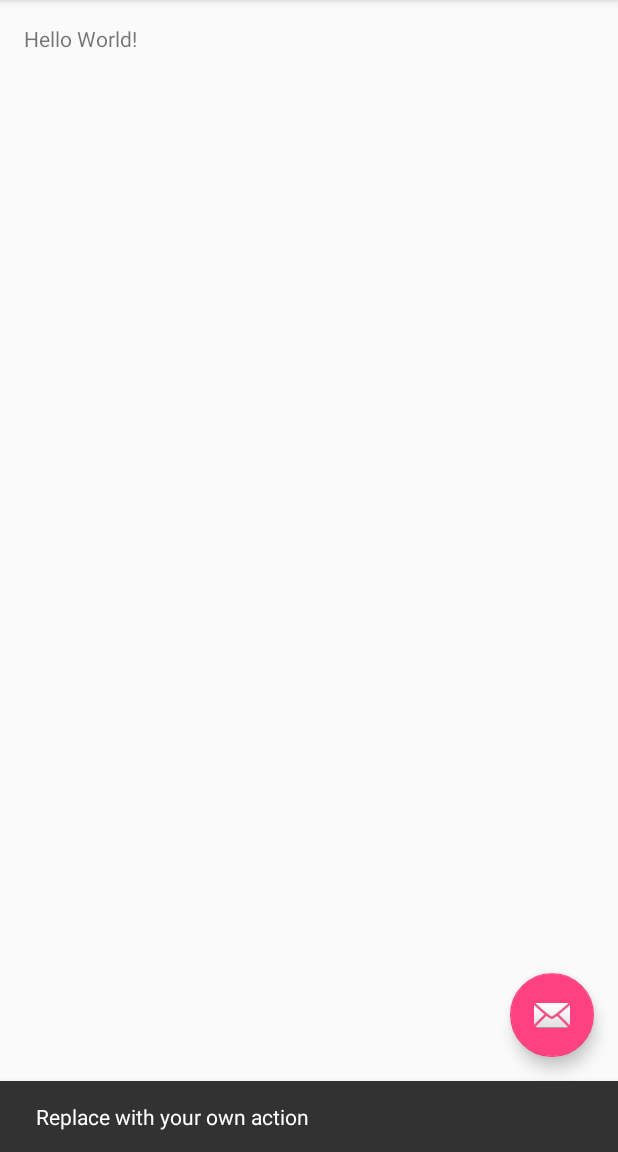
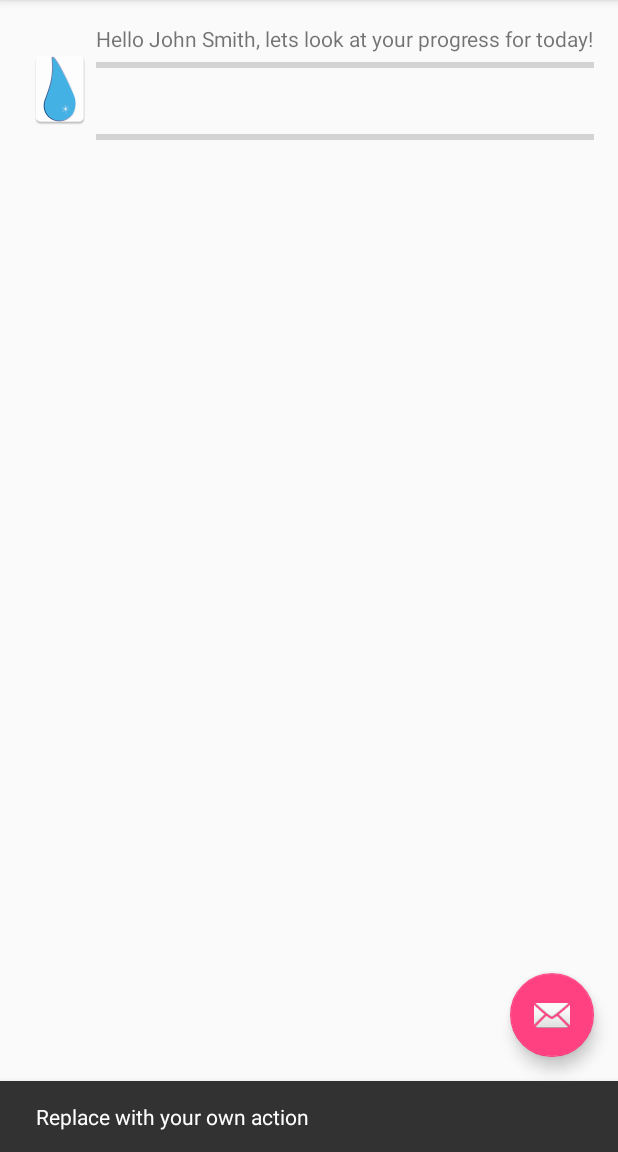
Before and after one commit to graham768/GrO2, an Android app: the screen it shows after launch (MainActivity), after a tap on an icon or button, on a phone screen of 412 x 824 dp, the part 84-1236 px from its top. Run offline under Robolectric (Android 15) with nearby library versions, the phone set to English and light mode, and no system bars.

Commit message:
Start creating the homepage images and status bars. Change names for side bar menu

```diff
--- a/app/src/main/java/fr3380ot/com/gro2/MainActivity.java
+++ b/app/src/main/java/fr3380ot/com/gro2/MainActivity.java
@@ -80,11 +80,11 @@ public class MainActivity extends AppCompatActivity
         // Handle navigation view item clicks here.
         int id = item.getItemId();
 
-        if (id == R.id.nav_camera) {
+        if (id == R.id.nav_habits) {
             // Handle the camera action
-        } else if (id == R.id.nav_gallery) {
+        } else if (id == R.id.nav_environment) {
 
-        } else if (id == R.id.nav_slideshow) {
+        } else if (id == R.id.nav_rewards) {
 
         } else if (id == R.id.nav_manage) {
 
--- a/app/src/main/res/layout/content_main.xml
+++ b/app/src/main/res/layout/content_main.xml
@@ -12,8 +12,64 @@
     tools:context="fr3380ot.com.gro2.MainActivity"
     tools:showIn="@layout/app_bar_main">
 
-    <TextView
-        android:layout_width="wrap_content"
-        android:layout_height="wrap_content"
-        android:text="Hello World!" />
+    <TableLayout
+        android:layout_width="match_parent"
+        android:layout_height="match_parent"
+        android:id="@+id/tableLayout">
+
+        <TableRow
+            android:layout_width="match_parent"
+            android:layout_height="match_parent">
+
+            <TextView
+                android:layout_width="wrap_content"
+                android:layout_height="wrap_content"
+                android:text="Hello John Smith, lets look at your progress for today!"
+                android:id="@+id/textView2"
+                android:layout_column="2"
+                android:layout_above="@+id/tableLayout"
+                android:layout_centerHorizontal="false"
+                android:autoText="false" />
+        </TableRow>
+
+        <TableRow
+            android:layout_width="match_parent"
+            android:layout_height="match_parent">
+
+            <ImageView
+                android:layout_width="wrap_content"
+                android:layout_height="wrap_content"
+                android:id="@+id/imageView2"
+                android:src="@mipmap/ic_waterdrop"
+                android:layout_column="1" />
+
+            <ProgressBar
+                style = "?android:attr/progressBarStyleHorizontal"
+                android:layout_width="wrap_content"
+                android:layout_height="wrap_content"
+                android:id="@+id/progressBar"
+                android:max="100"
+                android:progress="0"
+                android:indeterminate="false"
+                android:layout_column="2" />
+
+        </TableRow>
+
+        <TableRow
+            android:layout_width="match_parent"
+            android:layout_height="match_parent">
+
+            <ProgressBar
+                style = "?android:attr/progressBarStyleHorizontal"
+                android:layout_width="wrap_content"
+                android:layout_height="wrap_content"
+                android:id="@+id/progressBar2"
+                android:max="100"
+                android:progress="0"
+                android:indeterminate="false"
+                android:layout_column="2" />
+        </TableRow>
+
+    </TableLayout>
+
 </RelativeLayout>
--- a/app/src/main/res/layout/nav_header_main.xml
+++ b/app/src/main/res/layout/nav_header_main.xml
@@ -22,13 +22,13 @@
         android:layout_width="match_parent"
         android:layout_height="wrap_content"
         android:paddingTop="@dimen/nav_header_vertical_spacing"
-        android:text="Android Studio"
+        android:text="GrO2 Options"
         android:textAppearance="@style/TextAppearance.AppCompat.Body1" />
 
     <TextView
         android:id="@+id/textView"
         android:layout_width="wrap_content"
         android:layout_height="wrap_content"
-        android:text="android.studio@android.com" />
+        android:text="johnsmith@gmail.com" />
 
 </LinearLayout>
--- a/app/src/main/res/menu/activity_main_drawer.xml
+++ b/app/src/main/res/menu/activity_main_drawer.xml
@@ -3,17 +3,17 @@
 
     <group android:checkableBehavior="single">
         <item
-            android:id="@+id/nav_camera"
-            android:icon="@drawable/ic_menu_camera"
-            android:title="Import" />
+            android:id="@+id/nav_habits"
+            android:icon="@drawable/ic_menu_habits"
+            android:title="Habits" />
         <item
-            android:id="@+id/nav_gallery"
-            android:icon="@drawable/ic_menu_gallery"
-            android:title="Gallery" />
+            android:id="@+id/nav_environment"
+            android:icon="@drawable/ic_menu_environment"
+            android:title="Environment" />
         <item
-            android:id="@+id/nav_slideshow"
-            android:icon="@drawable/ic_menu_slideshow"
-            android:title="Slideshow" />
+            android:id="@+id/nav_rewards"
+            android:icon="@drawable/ic_menu_rewards"
+            android:title="Rewards" />
         <item
             android:id="@+id/nav_manage"
             android:icon="@drawable/ic_menu_manage"
```
Also changed, not shown: app/src/main/ic_waterdrop-web.png (added), app/src/main/res/drawable-v21/ic_menu_environment.xml (renamed from app/src/main/res/drawable-v21/ic_menu_gallery.xml), app/src/main/res/drawable-v21/ic_menu_habits.xml (renamed from app/src/main/res/drawable-v21/ic_menu_camera.xml), app/src/main/res/drawable-v21/ic_menu_rewards.xml (renamed from app/src/main/res/drawable-v21/ic_menu_slideshow.xml), app/src/main/res/mipmap-hdpi/ic_waterdrop.png (added), app/src/main/res/mipmap-mdpi/ic_waterdrop.png (added), app/src/main/res/mipmap-xhdpi/ic_waterdrop.png (added), app/src/main/res/mipmap-xxhdpi/ic_waterdrop.png (added), app/src/main/res/mipmap-xxxhdpi/ic_waterdrop.png (added).
